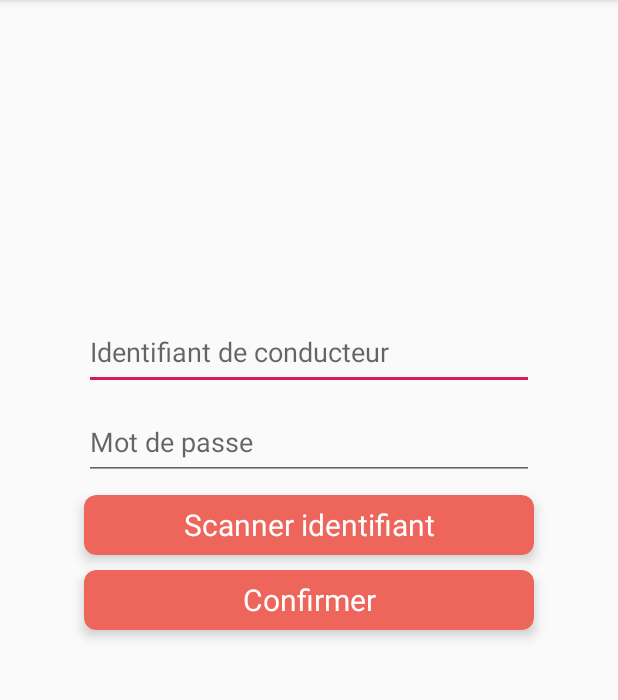
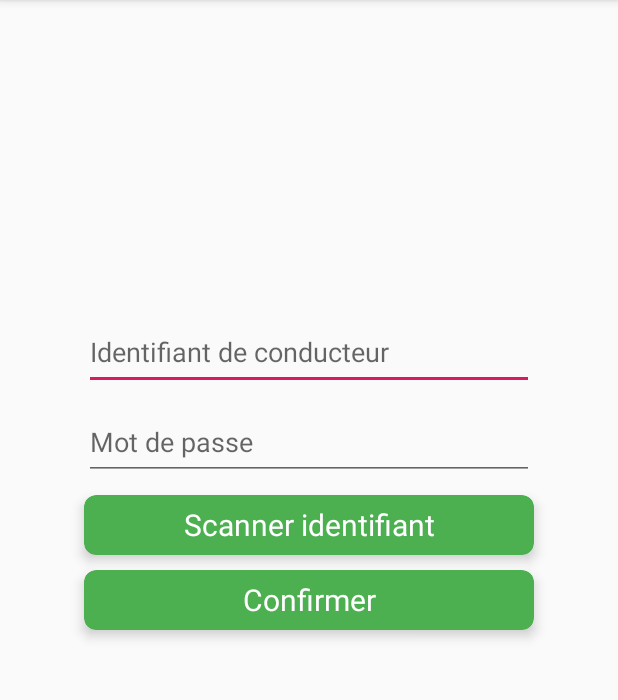
Before and after one commit to Nerffie/CleanCity, an Android app: the screen it shows after launch (MainActivity), on a phone screen of 412 x 824 dp, the part 84-784 px from its top. Run offline under Robolectric (Android 15) with nearby library versions, the light colour scheme and no system bars.

Commit message:
costumazing Main layout

```diff
--- a/app/src/main/res/layout/activity_main.xml
+++ b/app/src/main/res/layout/activity_main.xml
@@ -42,7 +42,7 @@
             android:layout_below="@id/password"
             android:layout_centerHorizontal="true"
             android:layout_marginTop="10dp"
-            app:cardBackgroundColor="#ED655B"
+            app:cardBackgroundColor="#4CAF50"
             app:cardCornerRadius="8dp"
             app:cardElevation="5dp">
 
@@ -68,7 +68,7 @@
             android:layout_below="@+id/qr_code_card"
             android:layout_centerHorizontal="true"
             android:layout_marginTop="10dp"
-            app:cardBackgroundColor="#ED655B"
+            app:cardBackgroundColor="#4CAF50"
             app:cardCornerRadius="8dp"
             app:cardElevation="5dp">
 
```
